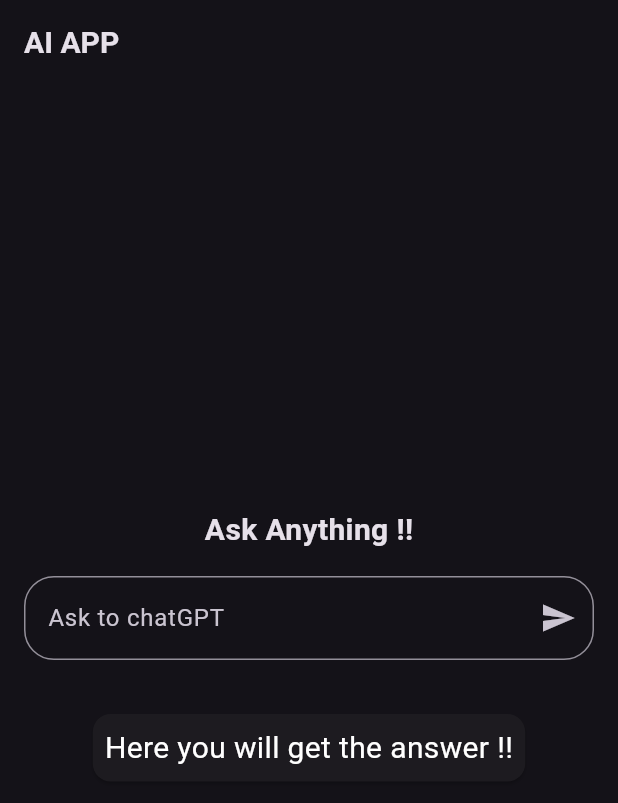
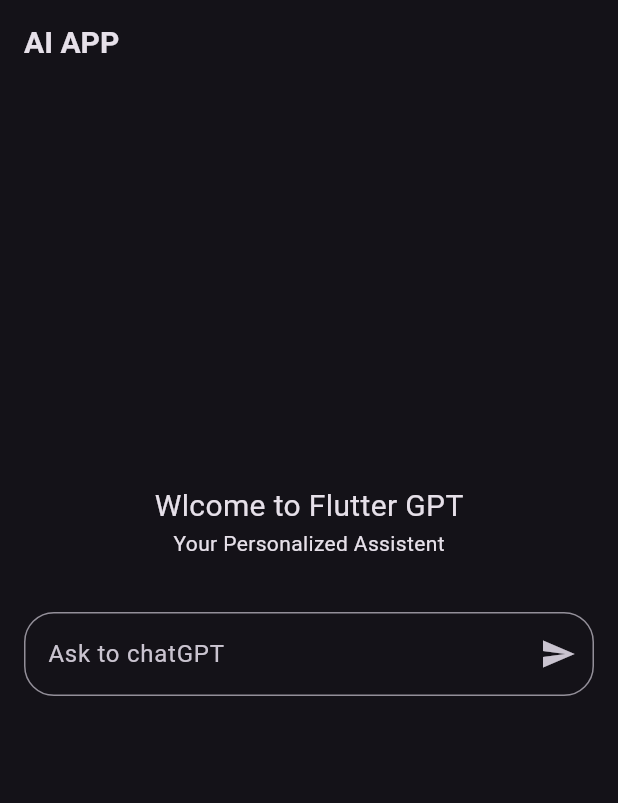
Before and after one commit to MukunthanPeriyasamy/AI-APP, a Flutter app: the screen it shows after launch, on a phone screen of 412 x 824 dp. Shown: the top 803 px of the screen. Run offline on Flutter 3.47's test engine with Material 3 defaults, Android fonts, the phone set to English and light mode, and no system bars.

```diff
--- a/lib/get_data.dart
+++ b/lib/get_data.dart
@@ -6,7 +6,7 @@ Future<String> getData(String text) async {
 
   final headers = {
     'Authorization':
-        'Bearer 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',
+        'Bearer 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',
     'Content-Type': 'application/json',
   };
 
--- a/lib/home_page.dart
+++ b/lib/home_page.dart
@@ -10,7 +10,7 @@ class HomePage extends StatefulWidget {
 
 TextEditingController _controller = TextEditingController();
 
-String resultText = 'Here you will get the answer !!';
+String resultText = '';
 
 class _HomePageState extends State<HomePage> {
   void updateResult() async {
@@ -34,13 +34,13 @@ class _HomePageState extends State<HomePage> {
           child: Column(
             mainAxisAlignment: MainAxisAlignment.center,
             children: [
-              Text(
-                'Ask Anything !!',
-                style: TextStyle(fontSize: 20, fontWeight: FontWeight.bold),
-              ),
+              Text('Wlcome to Flutter GPT', style: TextStyle(fontSize: 20)),
+              Align(alignment: Alignment.center,child: Text('Your Personalized Assistent'),),
+              SizedBox(height: 20,),
               Padding(
                 padding: const EdgeInsets.all(16.0),
                 child: TextField(
+                  onSubmitted: (value) => updateResult(),
                   controller: _controller,
                   decoration: InputDecoration(
                     suffixIcon: IconButton(
@@ -57,14 +57,12 @@ class _HomePageState extends State<HomePage> {
               Padding(
                 padding: const EdgeInsets.all(16.0),
                 child: Expanded(
-                  child: Card(
                   child: Padding(
                     padding: const EdgeInsets.all(8.0),
                     child: SingleChildScrollView(
                       child: Text(
                         resultText,
                         style: TextStyle(color: Colors.white, fontSize: 20),
-                        ),
                       ),
                     ),
                   ),
--- a/lib/main.dart
+++ b/lib/main.dart
@@ -16,6 +16,7 @@ class _MyAppState extends State<MyApp> {
   @override
   Widget build(BuildContext context) {
     return MaterialApp(
+      debugShowCheckedModeBanner: false,
       theme: ThemeData.dark(useMaterial3: true),
 
       home: HomePage(),
```
Lines whose indentation alone changed are shown as unchanged.
